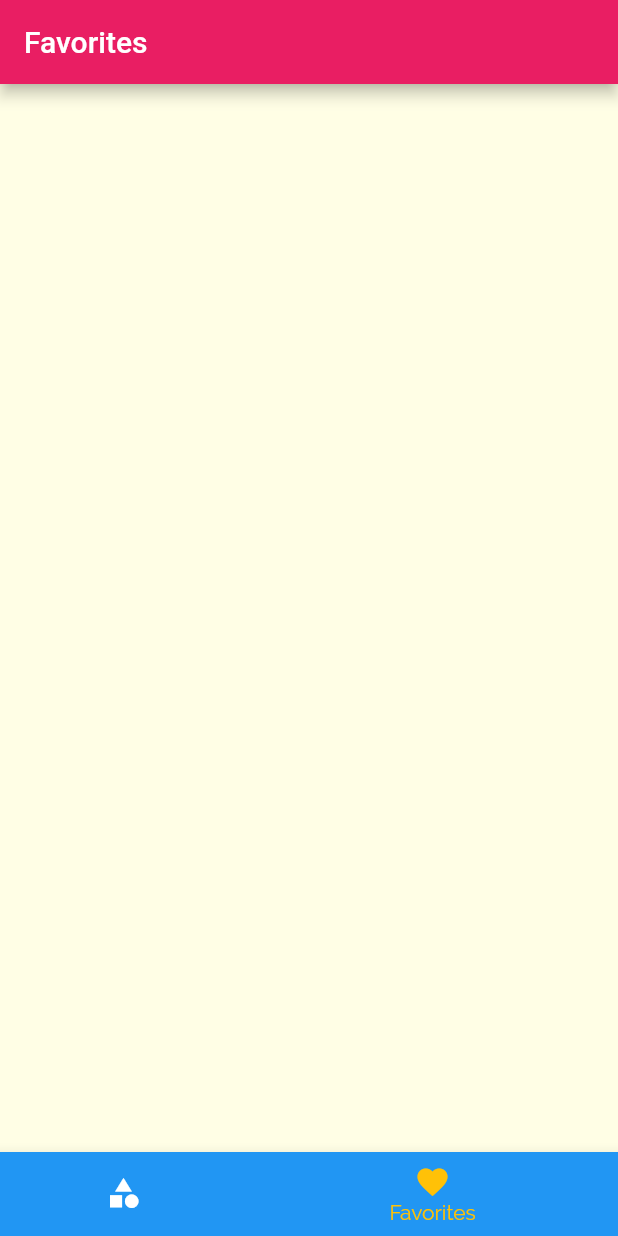
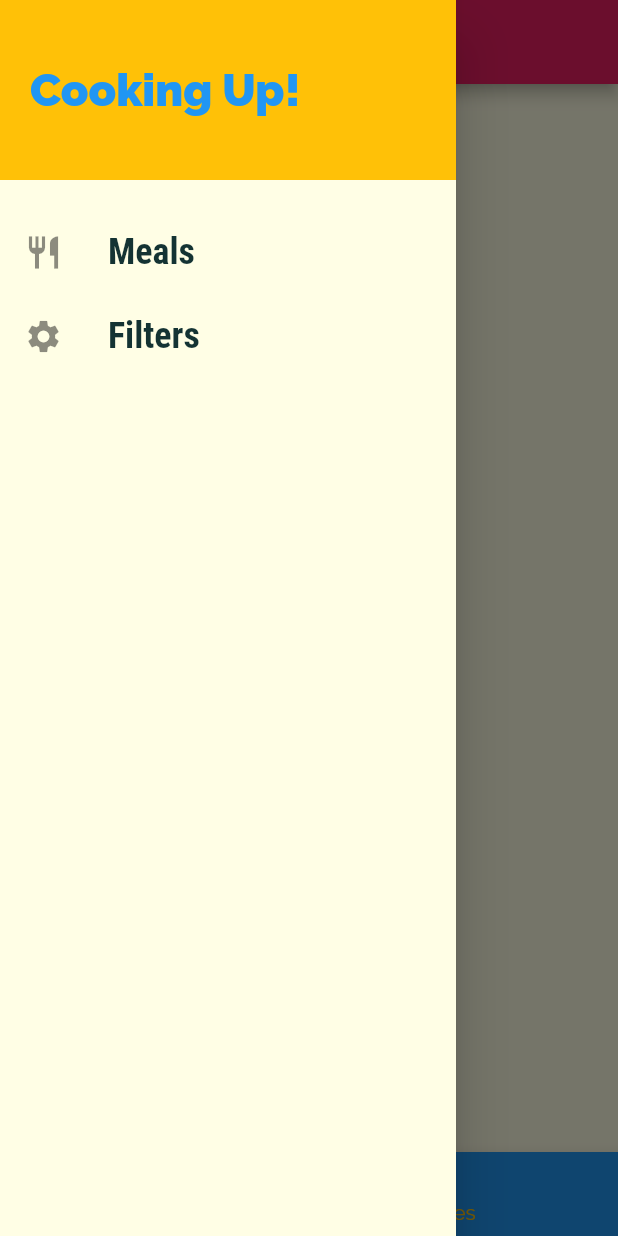
Before and after one commit to Luciolesnt/meals_app_nav_and_screens, a Flutter app: the screen it shows after launch, item 2 of the bottom bar chosen, with the side drawer open (before the commit the screen has no drawer), on a phone screen of 412 x 824 dp. Run offline on Flutter 3.47's test engine with Material 2 defaults, Android fonts, the phone set to English and light mode, and no system bars.

Commit message:
Feat(Drawer): custom drawer also known as burger menu

```diff
--- /dev/null
+++ b/lib/items/main_drawer_item.dart
@@ -0,0 +1,57 @@
+import 'package:flutter/material.dart';
+import '../screens/filters_screen.dart';
+
+class MainDrawer extends StatelessWidget {
+  const MainDrawer({super.key});
+
+  Widget buildListTile(String title, IconData icon, VoidCallback tapHandler) {
+    return ListTile(
+      leading: Icon(
+        icon,
+        size: 26,
+      ),
+      title: Text(
+        title,
+        style: const TextStyle(
+          fontFamily: 'RobotoCondensed',
+          fontSize: 24,
+          fontWeight: FontWeight.bold,
+        ),
+      ),
+      onTap: tapHandler,
+    );
+  }
+
+  @override
+  Widget build(BuildContext context) {
+    return Drawer(
+      child: Column(
+        children: <Widget>[
+          Container(
+            height: 120,
+            width: double.infinity,
+            padding: const EdgeInsets.all(20),
+            alignment: Alignment.centerLeft,
+            color: Theme.of(context).colorScheme.secondary,
+            child: Text(
+              'Cooking Up!',
+              style: TextStyle(
+                  fontWeight: FontWeight.w900,
+                  fontSize: 30,
+                  color: Theme.of(context).primaryColor),
+            ),
+          ),
+          const SizedBox(
+            height: 20,
+          ),
+          buildListTile('Meals', Icons.restaurant, () {
+            Navigator.of(context).pushNamed('/');
+          }),
+          buildListTile('Filters', Icons.settings, () {
+            Navigator.of(context).pushNamed(FiltersScreen.routeName);
+          }),
+        ],
+      ),
+    );
+  }
+}
--- a/lib/items/meal_item.dart
+++ b/lib/items/meal_item.dart
@@ -46,7 +46,6 @@ class MealItem extends StatelessWidget {
   }
 
   void selectMeal(context) {
-    print('lovz');
     Navigator.of(context).pushNamed(MealDetailScreen.routeName, arguments: id);
   }
 
--- a/lib/main.dart
+++ b/lib/main.dart
@@ -1,4 +1,5 @@
 import 'package:flutter/material.dart';
+import '../screens/filters_screen.dart';
 import './screens/meal_detail_screen.dart';
 import './screens/tabs_screen.dart';
 import './screens/categories_screen.dart';
@@ -40,6 +41,7 @@ class MyApp extends StatelessWidget {
         '/': (context) => const TabsScreen(),
         CategoryMealsScreen.routeName: (context) => const CategoryMealsScreen(),
         MealDetailScreen.routeName: (context) => const MealDetailScreen(),
+        FiltersScreen.routeName: (context) => const FiltersScreen(),
       },
       onUnknownRoute: (settings) {
         return MaterialPageRoute(builder: (ctx) => const CategoriesScreen());
--- a/lib/screens/favorites_screen.dart
+++ b/lib/screens/favorites_screen.dart
@@ -1,5 +1,3 @@
-import 'package:flutter/src/widgets/framework.dart';
-import 'package:flutter/src/widgets/placeholder.dart';
 import 'package:flutter/material.dart';
 
 class FavoritesScreen extends StatelessWidget {
@@ -7,6 +5,11 @@ class FavoritesScreen extends StatelessWidget {
 
   @override
   Widget build(BuildContext context) {
-    return const Center();
+    return Center(
+      child: Text(
+        'Favorites',
+        style: Theme.of(context).textTheme.titleMedium,
+      ),
+    );
   }
 }
--- /dev/null
+++ b/lib/screens/filters_screen.dart
@@ -0,0 +1,19 @@
+import 'package:flutter/material.dart';
+
+class FiltersScreen extends StatelessWidget {
+  const FiltersScreen({super.key});
+
+  static const routeName = '/filters';
+
+  @override
+  Widget build(BuildContext context) {
+    return Scaffold(
+      body: Center(
+        child: Text(
+          'Filters',
+          style: Theme.of(context).textTheme.titleMedium,
+        ),
+      ),
+    );
+  }
+}
--- a/lib/screens/tabs_screen.dart
+++ b/lib/screens/tabs_screen.dart
@@ -1,5 +1,6 @@
 import 'package:flutter/material.dart';
 // Toujours uitiliser un import relatif
+import '../items/main_drawer_item.dart';
 import '../screens/favorites_screen.dart';
 import '../screens/categories_screen.dart';
 
@@ -35,6 +36,7 @@ class _TabsScreenState extends State<TabsScreen> {
       appBar: AppBar(
         title: Text(_pages[_selectedPageIndex]['title'] as String),
       ),
+      drawer: const MainDrawer(),
       body: _pages[_selectedPageIndex]['page'] as Widget,
       bottomNavigationBar: BottomNavigationBar(
         // L'index est transmit automatiquement par Flutter
```
